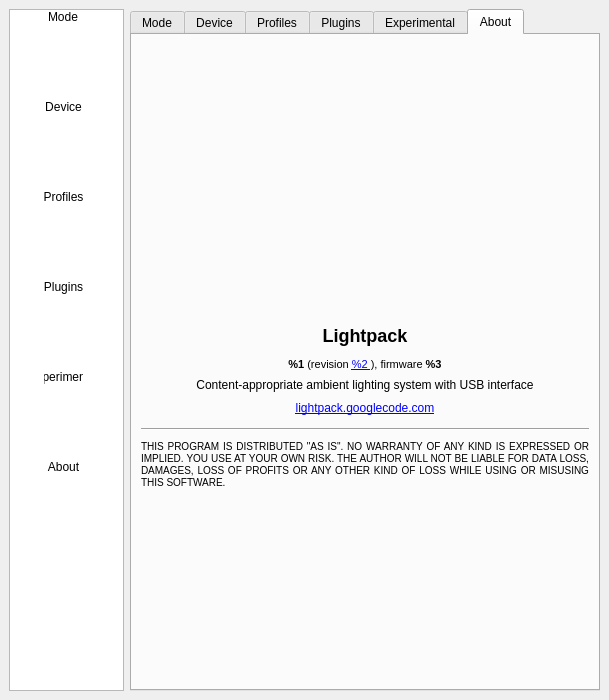
First picture: the form in Software/src/SettingsWindow.ui, repository Atarity/Lightpack, before the edit.
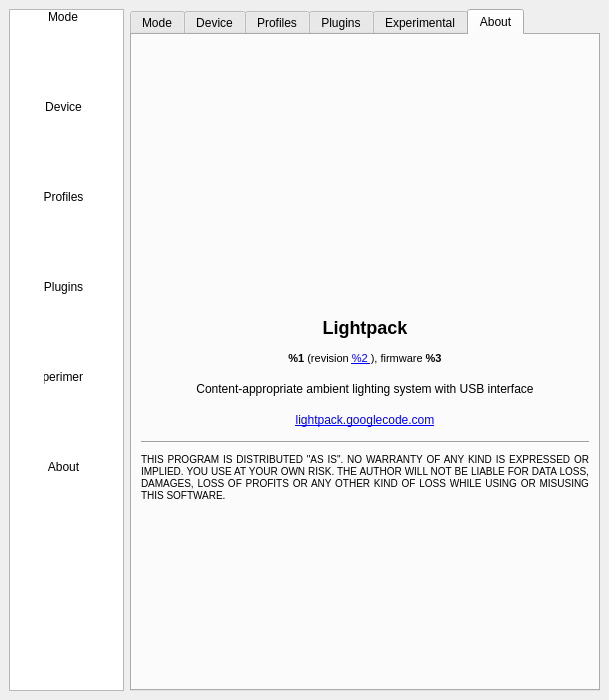
Second picture: the form after the edit. The open tabs and pages were chosen to show the change. Icons and pictures are not drawn. Custom widgets are drawn as their Qt base class.

Commit message: fix about for linux

```diff
--- a/Software/src/SettingsWindow.ui
+++ b/Software/src/SettingsWindow.ui
@@ -2697,7 +2697,7 @@
           <property name="minimumSize">
            <size>
             <width>0</width>
-            <height>30</height>
+            <height>35</height>
            </size>
           </property>
           <property name="maximumSize">
@@ -2725,7 +2725,7 @@
           <property name="minimumSize">
            <size>
             <width>0</width>
-            <height>15</height>
+            <height>20</height>
            </size>
           </property>
           <property name="maximumSize">
@@ -2766,7 +2766,7 @@
           <property name="minimumSize">
            <size>
             <width>0</width>
-            <height>0</height>
+            <height>25</height>
            </size>
           </property>
           <property name="maximumSize">
@@ -2794,7 +2794,7 @@
           <property name="minimumSize">
            <size>
             <width>0</width>
-            <height>20</height>
+            <height>25</height>
            </size>
           </property>
           <property name="maximumSize">
```
Left out of the diff: 2 changed lines with no effect on the pictures.
